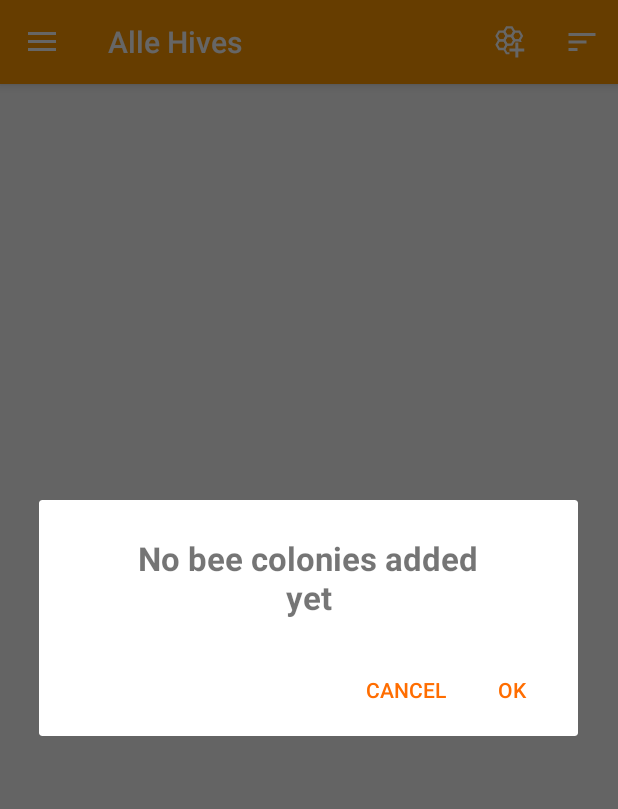
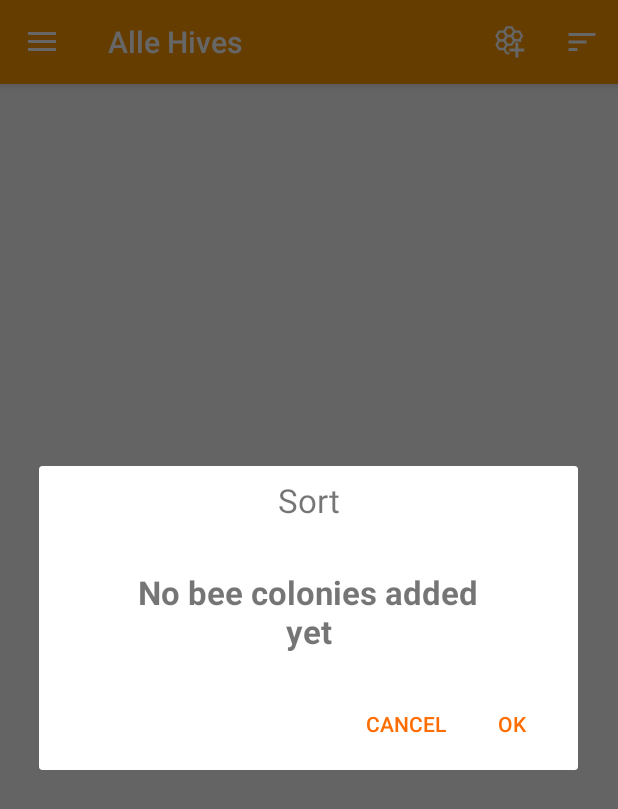
Before and after one commit to OliGonCreations/BienenTracker, an Android app: the screen it shows after launch (HomeActivity), after a tap on "Sort beehives", on a phone screen of 412 x 824 dp. Shown: the top 809 px of the screen. Run offline under Robolectric (Android 15) with nearby library versions, the phone set to English and light mode, and no system bars; libraries missing offline, so code that uses them is left out: com.android.vending, jxl.format, jxl.write; 6 statements that could not run were skipped.

Commit message:
fixed #13 missing title in sort dialog

```diff
--- a/app/src/main/java/com/oligon/bienentracker/ui/dialogs/HiveSortDialogFragment.java
+++ b/app/src/main/java/com/oligon/bienentracker/ui/dialogs/HiveSortDialogFragment.java
@@ -75,7 +75,8 @@ public class HiveSortDialogFragment extends DialogFragment implements OnStartDra
         List<Hive> mHives = HomeActivity.db.getAllHives();
         adapter = new RecyclerListAdapter(mHives, this);
 
-        @SuppressLint("InflateParams") RecyclerView recyclerView = (RecyclerView) inflater.inflate(R.layout.dialog_list, null);
+        @SuppressLint("InflateParams") View view = inflater.inflate(R.layout.dialog_sort, null);
+        RecyclerView recyclerView = (RecyclerView) view.findViewById(R.id.dialog_sort_list);
 
         recyclerView.setHasFixedSize(true);
         recyclerView.setAdapter(adapter);
@@ -85,9 +86,9 @@ public class HiveSortDialogFragment extends DialogFragment implements OnStartDra
         mItemTouchHelper = new ItemTouchHelper(callback);
         mItemTouchHelper.attachToRecyclerView(recyclerView);
 
-        View view = recyclerView;
         if (mHives.size() == 0) {
-            view = inflater.inflate(R.layout.dialog_empty, null);
+            view.findViewById(R.id.dialog_sort_empty).setVisibility(View.VISIBLE);
+            recyclerView.setVisibility(View.GONE);
         }
 
         builder.setView(view)
--- a/app/src/main/res/layout/dialog_empty.xml
+++ /dev/null
@@ -1,18 +0,0 @@
-<?xml version="1.0" encoding="utf-8"?>
-<LinearLayout xmlns:android="http://schemas.android.com/apk/res/android"
-    android:layout_width="match_parent"
-    android:layout_height="match_parent"
-    android:orientation="vertical">
-
-    <TextView
-        android:layout_width="wrap_content"
-        android:layout_height="wrap_content"
-        android:layout_gravity="center_horizontal"
-        android:layout_marginTop="24dp"
-        android:gravity="center"
-        android:maxEms="10"
-        android:text="@string/home_empty_message"
-        android:textSize="22sp"
-        android:textStyle="bold"
-        android:layout_marginBottom="16dp" />
-</LinearLayout>
--- a/app/src/main/res/layout/dialog_list.xml
+++ /dev/null
@@ -1,6 +0,0 @@
-<?xml version="1.0" encoding="utf-8"?>
-<android.support.v7.widget.RecyclerView xmlns:android="http://schemas.android.com/apk/res/android"
-    android:layout_width="match_parent"
-    android:layout_height="match_parent">
-
-</android.support.v7.widget.RecyclerView>
--- /dev/null
+++ b/app/src/main/res/layout/dialog_sort.xml
@@ -0,0 +1,34 @@
+<?xml version="1.0" encoding="utf-8"?>
+<LinearLayout xmlns:android="http://schemas.android.com/apk/res/android"
+    android:layout_width="match_parent"
+    android:layout_height="wrap_content"
+    android:orientation="vertical">
+
+    <TextView
+        android:layout_width="match_parent"
+        android:layout_height="wrap_content"
+        android:gravity="center_horizontal"
+        android:padding="8dp"
+        android:text="@string/dialog_sort_title"
+        android:textSize="22sp" />
+
+    <android.support.v7.widget.RecyclerView
+        android:layout_width="match_parent"
+        android:layout_height="wrap_content"
+        android:id="@+id/dialog_sort_list" />
+
+    <TextView
+        android:id="@+id/dialog_sort_empty"
+        android:layout_width="wrap_content"
+        android:layout_height="wrap_content"
+        android:layout_gravity="center_horizontal"
+        android:layout_marginTop="24dp"
+        android:gravity="center"
+        android:maxEms="10"
+        android:text="@string/home_empty_message"
+        android:textSize="22sp"
+        android:textStyle="bold"
+        android:layout_marginBottom="16dp"
+        android:visibility="gone" />
+
+</LinearLayout>
--- a/app/src/main/res/values/strings.xml
+++ b/app/src/main/res/values/strings.xml
@@ -186,5 +186,6 @@
     <string name="statistics_tab_food">Futter</string>
     <string name="statistics_tab_sting">Stiche</string>
     <string name="statistics_sting">Bienenstiche-Zähler</string>
+    <string name="dialog_sort_title">Sort</string>
 
 </resources>
```
Also changed, not shown: 2 other files.
